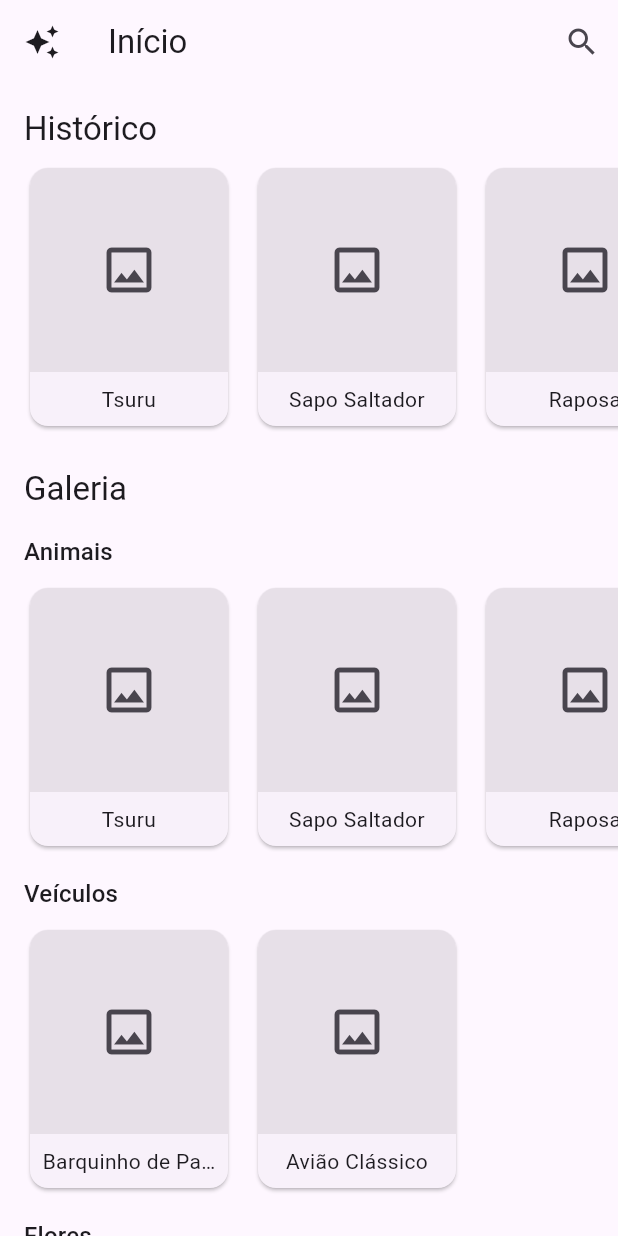
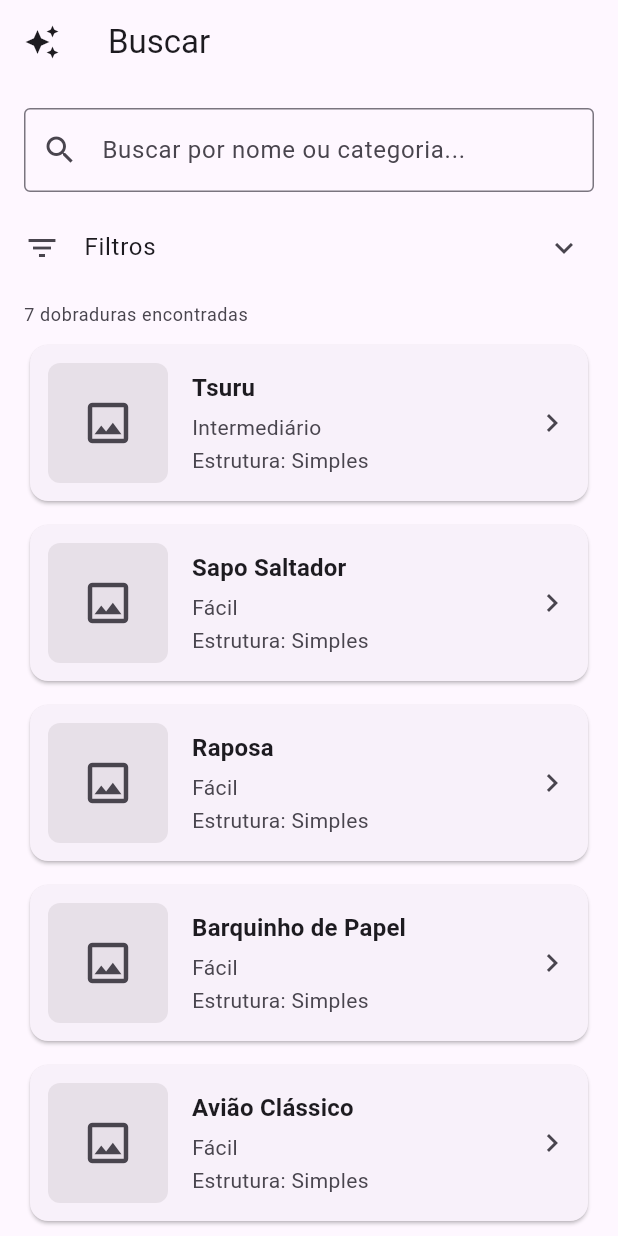
Before and after one commit to o-dio/app-dobraduras, a Flutter app: the screen it shows after launch, after a tap on the "search" icon, on a phone screen of 412 x 824 dp. Run offline on Flutter 3.47's test engine with Material 3 defaults, Android fonts, the phone set to English and light mode, and no system bars; our stand-ins replace video_player.

Commit message:
feat(busca): implementa tela de busca com filtros combinaveis (/busca)

```diff
--- a/lib/main.dart
+++ b/lib/main.dart
@@ -2,6 +2,7 @@ import 'package:flutter/material.dart';
 import 'package:provider/provider.dart';
 import 'providers/auth_provider.dart';
 import 'repositories/auth_repository.dart';
+import 'screens/busca_screen.dart';
 import 'screens/dobradura_screen.dart';
 import 'screens/home_screen.dart';
 import 'screens/login_screen.dart';
@@ -29,6 +30,7 @@ class MyApp extends StatelessWidget {
           '/home': (context) => HomeScreen(),
           '/dobradura': (context) => DobraduraScreen(),
           '/login': (context) => const LoginScreen(),
+          '/busca': (context) => const BuscaScreen(),
         },
       ),
     );
--- a/lib/repositories/dobradura_repository.dart
+++ b/lib/repositories/dobradura_repository.dart
@@ -97,4 +97,52 @@ class DobraduraRepository {
     }
     return null;
   }
+
+  /// Retorna os tipos únicos de dobraduras ordenados alfabeticamente (para filtros).
+  List<String> listarTipos() {
+    final tipos = listarTodas().map((d) => d.tipo).toSet().toList();
+    tipos.sort();
+    return tipos;
+  }
+
+  /// Filtra dobraduras por [termo] e filtros combináveis.
+  ///
+  /// Dentro de cada grupo de filtro aplica-se lógica OU (ex.: Fácil OU Difícil).
+  /// Entre grupos distintos (e o termo textual) aplica-se lógica E.
+  List<Dobradura> buscar({
+    String termo = '',
+    Set<String> tipos = const {},
+    Set<DificuldadeDobradura> dificuldades = const {},
+    Set<EstruturaDobradura> estruturas = const {},
+    Set<TipoInstrucao> instrucoes = const {},
+  }) {
+    final termoNormalizado = termo.trim().toLowerCase();
+
+    return listarTodas().where((dobradura) {
+      if (termoNormalizado.isNotEmpty) {
+        final bateNome = dobradura.nome.toLowerCase().contains(termoNormalizado);
+        final bateTipo = dobradura.tipo.toLowerCase().contains(termoNormalizado);
+        if (!bateNome && !bateTipo) return false;
+      }
+
+      if (tipos.isNotEmpty && !tipos.contains(dobradura.tipo)) {
+        return false;
+      }
+
+      if (dificuldades.isNotEmpty && !dificuldades.contains(dobradura.dificuldade)) {
+        return false;
+      }
+
+      if (estruturas.isNotEmpty && !estruturas.contains(dobradura.estrutura)) {
+        return false;
+      }
+
+      if (instrucoes.isNotEmpty &&
+          !instrucoes.any((i) => dobradura.instrucoesDisponiveis.contains(i))) {
+        return false;
+      }
+
+      return true;
+    }).toList();
+  }
 }
--- /dev/null
+++ b/lib/screens/busca_screen.dart
@@ -0,0 +1,264 @@
+import 'package:flutter/material.dart';
+import '../models/dobradura.dart';
+import '../repositories/dobradura_repository.dart';
+import '../widgets/app_header.dart';
+import '../widgets/dobradura_info_card.dart';
+
+/// Tela dedicada de busca e filtragem de dobraduras.
+class BuscaScreen extends StatefulWidget {
+  const BuscaScreen({super.key});
+
+  @override
+  State<BuscaScreen> createState() => _BuscaScreenState();
+}
+
+class _BuscaScreenState extends State<BuscaScreen> {
+  final _repository = DobraduraRepository();
+  final _termoController = TextEditingController();
+
+  late final List<String> _tiposDisponiveis;
+
+  final Set<String> _tiposSelecionados = {};
+  final Set<DificuldadeDobradura> _dificuldadesSelecionadas = {};
+  final Set<EstruturaDobradura> _estruturasSelecionadas = {};
+  final Set<TipoInstrucao> _instrucoesSelecionadas = {};
+
+  @override
+  void initState() {
+    super.initState();
+    _tiposDisponiveis = _repository.listarTipos();
+  }
+
+  @override
+  void dispose() {
+    _termoController.dispose();
+    super.dispose();
+  }
+
+  int get _totalFiltrosAtivos =>
+      _tiposSelecionados.length +
+      _dificuldadesSelecionadas.length +
+      _estruturasSelecionadas.length +
+      _instrucoesSelecionadas.length;
+
+  bool get _temAlgumFiltroOuTermo =>
+      _termoController.text.trim().isNotEmpty || _totalFiltrosAtivos > 0;
+
+  void _limparFiltros() {
+    setState(() {
+      _tiposSelecionados.clear();
+      _dificuldadesSelecionadas.clear();
+      _estruturasSelecionadas.clear();
+      _instrucoesSelecionadas.clear();
+    });
+  }
+
+  void _limparTudo() {
+    setState(() {
+      _termoController.clear();
+      _tiposSelecionados.clear();
+      _dificuldadesSelecionadas.clear();
+      _estruturasSelecionadas.clear();
+      _instrucoesSelecionadas.clear();
+    });
+  }
+
+  void _alternarSelecao<T>(Set<T> conjunto, T valor) {
+    setState(() {
+      if (!conjunto.remove(valor)) {
+        conjunto.add(valor);
+      }
+    });
+  }
+
+  void _abrirDobradura(Dobradura dobradura) {
+    Navigator.pushNamed(
+      context,
+      '/dobradura',
+      arguments: dobradura.id,
+    );
+  }
+
+  Widget _construirGrupoChips<T>({
+    required String titulo,
+    required List<T> opcoes,
+    required Set<T> selecionados,
+    required String Function(T) obterLabel,
+  }) {
+    final textTheme = Theme.of(context).textTheme;
+
+    return Padding(
+      padding: const EdgeInsets.only(bottom: 12),
+      child: Column(
+        crossAxisAlignment: CrossAxisAlignment.start,
+        children: [
+          Text(titulo, style: textTheme.labelLarge),
+          const SizedBox(height: 6),
+          Wrap(
+            spacing: 8,
+            runSpacing: 4,
+            children: [
+              for (final opcao in opcoes)
+                FilterChip(
+                  label: Text(obterLabel(opcao)),
+                  selected: selecionados.contains(opcao),
+                  onSelected: (_) => _alternarSelecao(selecionados, opcao),
+                ),
+            ],
+          ),
+        ],
+      ),
+    );
+  }
+
+  @override
+  Widget build(BuildContext context) {
+    final resultados = _repository.buscar(
+      termo: _termoController.text,
+      tipos: _tiposSelecionados,
+      dificuldades: _dificuldadesSelecionadas,
+      estruturas: _estruturasSelecionadas,
+      instrucoes: _instrucoesSelecionadas,
+    );
+
+    final colorScheme = Theme.of(context).colorScheme;
+    final textTheme = Theme.of(context).textTheme;
+
+    return Scaffold(
+      appBar: const AppHeader(titulo: 'Buscar'),
+      body: Column(
+        children: [
+          // Campo de busca textual
+          Padding(
+            padding: const EdgeInsets.fromLTRB(16, 16, 16, 8),
+            child: TextField(
+              controller: _termoController,
+              onChanged: (_) => setState(() {}),
+              decoration: InputDecoration(
+                hintText: 'Buscar por nome ou categoria...',
+                prefixIcon: const Icon(Icons.search),
+                suffixIcon: _termoController.text.isNotEmpty
+                    ? IconButton(
+                        icon: const Icon(Icons.clear),
+                        tooltip: 'Limpar texto',
+                        onPressed: () {
+                          _termoController.clear();
+                          setState(() {});
+                        },
+                      )
+                    : null,
+                border: const OutlineInputBorder(),
+              ),
+            ),
+          ),
+
+          // Painel expansível de filtros
+          ExpansionTile(
+            title: Text(
+              _totalFiltrosAtivos > 0
+                  ? 'Filtros ($_totalFiltrosAtivos ativos)'
+                  : 'Filtros',
+            ),
+            leading: const Icon(Icons.filter_list),
+            trailing: _totalFiltrosAtivos > 0
+                ? TextButton(
+                    onPressed: _limparFiltros,
+                    child: const Text('Limpar'),
+                  )
+                : null,
+            childrenPadding: const EdgeInsets.fromLTRB(16, 0, 16, 12),
+            expandedCrossAxisAlignment: CrossAxisAlignment.start,
+            children: [
+              _construirGrupoChips<String>(
+                titulo: 'Tipo',
+                opcoes: _tiposDisponiveis,
+                selecionados: _tiposSelecionados,
+                obterLabel: (tipo) => tipo,
+              ),
+              _construirGrupoChips<DificuldadeDobradura>(
+                titulo: 'Dificuldade',
+                opcoes: DificuldadeDobradura.values,
+                selecionados: _dificuldadesSelecionadas,
+                obterLabel: (d) => d.label,
+              ),
+              _construirGrupoChips<EstruturaDobradura>(
+                titulo: 'Estrutura',
+                opcoes: EstruturaDobradura.values,
+                selecionados: _estruturasSelecionadas,
+                obterLabel: (e) => e.label,
+              ),
+              _construirGrupoChips<TipoInstrucao>(
+                titulo: 'Instruções disponíveis',
+                opcoes: TipoInstrucao.values,
+                selecionados: _instrucoesSelecionadas,
+                obterLabel: (i) => i.label,
+              ),
+            ],
+          ),
+
+          // Contador de resultados
+          Padding(
+            padding: const EdgeInsets.fromLTRB(16, 8, 16, 8),
+            child: Align(
+              alignment: Alignment.centerLeft,
+              child: Text(
+                resultados.length == 1
+                    ? '1 dobradura encontrada'
+                    : '${resultados.length} dobraduras encontradas',
+                style: textTheme.bodySmall?.copyWith(
+                  color: colorScheme.onSurfaceVariant,
+                ),
+              ),
+            ),
+          ),
+
+          // Lista de resultados ou estado vazio
+          Expanded(
+            child: resultados.isEmpty
+                ? Center(
+                    child: Padding(
+                      padding: const EdgeInsets.all(24),
+                      child: Column(
+                        mainAxisSize: MainAxisSize.min,
+                        children: [
+                          Icon(
+                            Icons.search_off_outlined,
+                            size: 56,
+                            color: colorScheme.onSurfaceVariant,
+                          ),
+                          const SizedBox(height: 12),
+                          Text(
+                            'Nenhuma dobradura encontrada',
+                            style: textTheme.titleMedium,
+                            textAlign: TextAlign.center,
+                          ),
+                          if (_temAlgumFiltroOuTermo) ...[
+                            const SizedBox(height: 16),
+                            OutlinedButton.icon(
+                              onPressed: _limparTudo,
+                              icon: const Icon(Icons.filter_alt_off_outlined),
+                              label: const Text('Limpar busca e filtros'),
+                            ),
+                          ],
+                        ],
+                      ),
+                    ),
+                  )
+                : ListView.separated(
+                    padding: const EdgeInsets.fromLTRB(16, 0, 16, 24),
+                    itemCount: resultados.length,
+                    separatorBuilder: (_, _) => const SizedBox(height: 8),
+                    itemBuilder: (context, index) {
+                      final dobradura = resultados[index];
+                      return DobraduraInfoCard(
+                        dobradura: dobradura,
+                        onTap: () => _abrirDobradura(dobradura),
+                      );
+                    },
+                  ),
+          ),
+        ],
+      ),
+    );
+  }
+}
--- a/lib/screens/dobradura_screen.dart
+++ b/lib/screens/dobradura_screen.dart
@@ -31,12 +31,7 @@ class DobraduraScreen extends StatelessWidget {
 
     if (dobradura == null) {
       return Scaffold(
-        appBar: AppHeader(
-          titulo: 'Dobradura',
-          onSearchPressed: () {
-            // TODO: abrir menu de pesquisa na próxima etapa
-          },
-        ),
+        appBar: const AppHeader(titulo: 'Dobradura'),
         body: Center(
           child: Padding(
             padding: const EdgeInsets.all(24),
@@ -68,12 +63,7 @@ class DobraduraScreen extends StatelessWidget {
     }
 
     return Scaffold(
-      appBar: AppHeader(
-        titulo: dobradura.nome,
-        onSearchPressed: () {
-          // TODO: abrir menu de pesquisa na próxima etapa
-        },
-      ),
+      appBar: AppHeader(titulo: dobradura.nome),
       body: ListView(
         padding: const EdgeInsets.all(16),
         children: [
--- a/lib/screens/home_screen.dart
+++ b/lib/screens/home_screen.dart
@@ -16,12 +16,7 @@ class HomeScreen extends StatelessWidget {
     final textTheme = Theme.of(context).textTheme;
 
     return Scaffold(
-      appBar: AppHeader(
-        titulo: 'Início',
-        onSearchPressed: () {
-          // TODO: abrir menu de pesquisa na próxima etapa
-        },
-      ),
+      appBar: const AppHeader(titulo: 'Início'),
       body: ListView(
         padding: const EdgeInsets.only(bottom: 24),
         children: [
--- a/lib/widgets/app_header.dart
+++ b/lib/widgets/app_header.dart
@@ -18,6 +18,20 @@ class AppHeader extends StatelessWidget implements PreferredSizeWidget {
 
   bool _estaNaHome(BuildContext context) {
     return ModalRoute.of(context)?.settings.name == '/home';
+  }
+
+  bool _estaNaBusca(BuildContext context) {
+    return ModalRoute.of(context)?.settings.name == '/busca';
+  }
+
+  void _aoClicarNaBusca(BuildContext context) {
+    if (onSearchPressed != null) {
+      onSearchPressed!();
+      return;
+    }
+    if (!_estaNaBusca(context)) {
+      Navigator.pushNamed(context, '/busca');
+    }
   }
 
   void _aoClicarNoLogo(BuildContext context) {
@@ -93,13 +107,14 @@ class AppHeader extends StatelessWidget implements PreferredSizeWidget {
         maxLines: 1,
         overflow: TextOverflow.ellipsis,
       ),
-      // 3. Ação de pesquisa (abrirá o menu de pesquisa)
+      // 3. Ação de pesquisa (oculta quando já estiver na tela /busca)
       actions: [
-        IconButton(
-          icon: const Icon(Icons.search),
-          tooltip: 'Pesquisar',
-          onPressed: onSearchPressed,
-        ),
+        if (!_estaNaBusca(context))
+          IconButton(
+            icon: const Icon(Icons.search),
+            tooltip: 'Pesquisar',
+            onPressed: () => _aoClicarNaBusca(context),
+          ),
       ],
     );
   }
--- a/lib/widgets/dobradura_info_card.dart
+++ b/lib/widgets/dobradura_info_card.dart
@@ -1,16 +1,18 @@
 import 'package:flutter/material.dart';
 import '../models/dobradura.dart';
 
-/// Card horizontal com informações gerais da dobradura (capa, nome, dificuldade e ação de algoritmo).
+/// Card horizontal com informações gerais da dobradura (capa, nome, dificuldade, estrutura e ação opcional).
 class DobraduraInfoCard extends StatelessWidget {
   const DobraduraInfoCard({
     super.key,
     required this.dobradura,
-    required this.onAlgoritmoPressed,
+    this.onAlgoritmoPressed,
+    this.onTap,
   });
 
   final Dobradura dobradura;
-  final VoidCallback onAlgoritmoPressed;
+  final VoidCallback? onAlgoritmoPressed;
+  final VoidCallback? onTap;
 
   @override
   Widget build(BuildContext context) {
@@ -18,6 +20,9 @@ class DobraduraInfoCard extends StatelessWidget {
     final textTheme = Theme.of(context).textTheme;
 
     return Card(
+      clipBehavior: Clip.antiAlias,
+      child: InkWell(
+        onTap: onTap,
         child: Padding(
           padding: const EdgeInsets.all(12),
           child: Row(
@@ -41,7 +46,7 @@ class DobraduraInfoCard extends StatelessWidget {
                 ),
               ),
               const SizedBox(width: 16),
-            // Nome em destaque + nível de dificuldade
+              // Nome em destaque + nível de dificuldade + estrutura
               Expanded(
                 child: Column(
                   crossAxisAlignment: CrossAxisAlignment.start,
@@ -71,13 +76,20 @@ class DobraduraInfoCard extends StatelessWidget {
                   ],
                 ),
               ),
-            // Botão à direita para abrir o pop-up de Algoritmo
+              // Ação à direita: botão de algoritmo (na DobraduraScreen) ou seta (na lista de busca)
+              if (onAlgoritmoPressed != null)
                 IconButton(
                   icon: const Icon(Icons.account_tree_outlined),
                   tooltip: 'Ver algoritmo',
                   onPressed: onAlgoritmoPressed,
+                )
+              else if (onTap != null)
+                Icon(
+                  Icons.chevron_right,
+                  color: colorScheme.onSurfaceVariant,
                 ),
             ],
+          ),
         ),
       ),
     );
```
Lines whose indentation alone changed are shown as unchanged.
